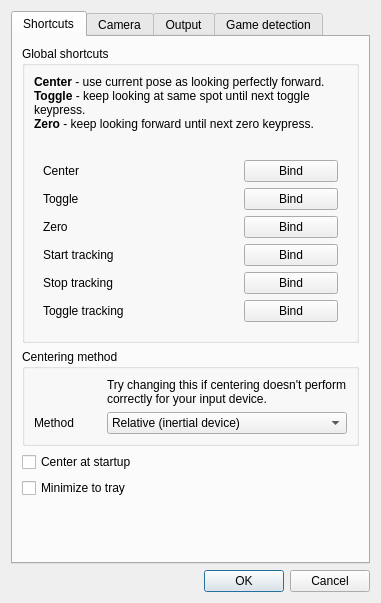
Qt form gui/settings.ui (opentrack/opentrack) before a commit.
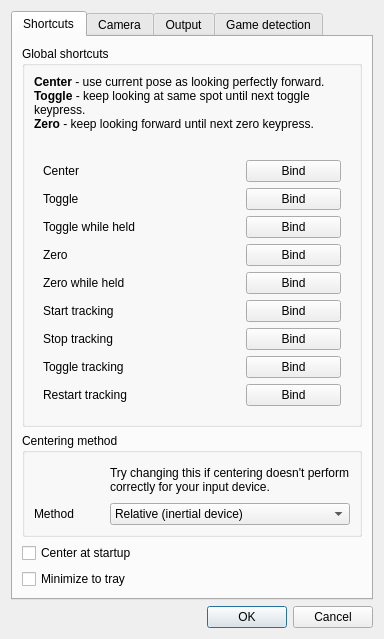
The same form after that commit. Icons and pictures are not drawn. Custom widgets are drawn as their Qt base class.

The edit to the form file:
```diff
--- a/gui/settings.ui
+++ b/gui/settings.ui
@@ -6,8 +6,8 @@
    <rect>
     <x>0</x>
     <y>0</y>
-    <width>381</width>
-    <height>603</height>
+    <width>384</width>
+    <height>639</height>
    </rect>
   </property>
   <property name="windowTitle">
@@ -62,14 +62,59 @@
              <string notr="true">QGroupBox { border: 0; }</string>
             </property>
             <layout class="QGridLayout" name="gridLayout_8">
-             <item row="8" column="2">
-              <widget class="QPushButton" name="bind_stop">
+             <item row="11" column="2">
+              <widget class="QPushButton" name="bind_toggle_tracking">
                <property name="text">
                 <string>Bind</string>
                </property>
               </widget>
              </item>
-             <item row="7" column="0">
+             <item row="11" column="0">
+              <widget class="QLabel" name="textLabel2_9">
+               <property name="text">
+                <string>Toggle tracking</string>
+               </property>
+               <property name="wordWrap">
+                <bool>false</bool>
+               </property>
+              </widget>
+             </item>
+             <item row="6" column="0">
+              <widget class="QLabel" name="label_27">
+               <property name="text">
+                <string>Toggle while held</string>
+               </property>
+              </widget>
+             </item>
+             <item row="9" column="1">
+              <widget class="QLabel" name="start_tracking_text">
+               <property name="text">
+                <string/>
+               </property>
+              </widget>
+             </item>
+             <item row="9" column="2">
+              <widget class="QPushButton" name="bind_start">
+               <property name="text">
+                <string>Bind</string>
+               </property>
+              </widget>
+             </item>
+             <item row="5" column="2">
+              <widget class="QPushButton" name="bind_toggle">
+               <property name="text">
+                <string>Bind</string>
+               </property>
+              </widget>
+             </item>
+             <item row="10" column="1">
+              <widget class="QLabel" name="stop_tracking_text">
+               <property name="text">
+                <string/>
+               </property>
+              </widget>
+             </item>
+             <item row="9" column="0">
               <widget class="QLabel" name="textLabel2_7">
                <property name="text">
                 <string>Start tracking</string>
@@ -79,7 +124,21 @@
                </property>
               </widget>
              </item>
-             <item row="8" column="0">
+             <item row="11" column="1">
+              <widget class="QLabel" name="toggle_tracking_text">
+               <property name="text">
+                <string/>
+               </property>
+              </widget>
+             </item>
+             <item row="10" column="2">
+              <widget class="QPushButton" name="bind_stop">
+               <property name="text">
+                <string>Bind</string>
+               </property>
+              </widget>
+             </item>
+             <item row="10" column="0">
               <widget class="QLabel" name="textLabel2_8">
                <property name="text">
                 <string>Stop tracking</string>
@@ -106,6 +165,13 @@
                </property>
               </widget>
              </item>
+             <item row="7" column="1">
+              <widget class="QLabel" name="zero_text">
+               <property name="text">
+                <string/>
+               </property>
+              </widget>
+             </item>
              <item row="5" column="1">
               <widget class="QLabel" name="toggle_text">
                <property name="text">
@@ -113,14 +179,7 @@
                </property>
               </widget>
              </item>
-             <item row="6" column="1">
-              <widget class="QLabel" name="zero_text">
-               <property name="text">
-                <string/>
-               </property>
-              </widget>
-             </item>
-             <item row="6" column="0">
+             <item row="7" column="0">
               <widget class="QLabel" name="textLabel2_6">
                <property name="text">
                 <string>Zero</string>
@@ -130,6 +189,13 @@
                </property>
               </widget>
              </item>
+             <item row="8" column="0">
+              <widget class="QLabel" name="label_28">
+               <property name="text">
+                <string>Zero while held</string>
+               </property>
+              </widget>
+             </item>
              <item row="0" column="2">
               <widget class="QPushButton" name="bind_center">
                <property name="text">
@@ -147,65 +213,65 @@
                </property>
               </widget>
              </item>
-             <item row="6" column="2">
-              <widget class="QPushButton" name="bind_zero">
-               <property name="text">
-                <string>Bind</string>
-               </property>
-              </widget>
-             </item>
-             <item row="5" column="2">
-              <widget class="QPushButton" name="bind_toggle">
-               <property name="text">
-                <string>Bind</string>
-               </property>
-              </widget>
-             </item>
              <item row="7" column="2">
-              <widget class="QPushButton" name="bind_start">
+              <widget class="QPushButton" name="bind_zero">
                <property name="text">
                 <string>Bind</string>
                </property>
               </widget>
              </item>
-             <item row="9" column="0">
-              <widget class="QLabel" name="textLabel2_9">
+             <item row="6" column="2">
+              <widget class="QPushButton" name="bind_toggle_held">
                <property name="text">
-                <string>Toggle tracking</string>
-               </property>
-               <property name="wordWrap">
-                <bool>false</bool>
-               </property>
-              </widget>
-             </item>
-             <item row="9" column="2">
-              <widget class="QPushButton" name="bind_toggle_tracking">
-               <property name="text">
                 <string>Bind</string>
                </property>
               </widget>
              </item>
-             <item row="7" column="1">
-              <widget class="QLabel" name="start_tracking_text">
-               <property name="text">
-                <string/>
-               </property>
-              </widget>
-             </item>
              <item row="8" column="1">
-              <widget class="QLabel" name="stop_tracking_text">
+              <widget class="QLabel" name="zero_held_text">
                <property name="text">
                 <string/>
                </property>
               </widget>
              </item>
-             <item row="9" column="1">
-              <widget class="QLabel" name="toggle_tracking_text">
+             <item row="8" column="2">
+              <widget class="QPushButton" name="bind_zero_held">
                <property name="text">
+                <string>Bind</string>
+               </property>
+              </widget>
+             </item>
+             <item row="6" column="1">
+              <widget class="QLabel" name="toggle_held_text">
+               <property name="text">
                 <string/>
                </property>
               </widget>
              </item>
+             <item row="12" column="0">
+              <widget class="QLabel" name="textLabel2_10">
+               <property name="text">
+                <string>Restart tracking</string>
+               </property>
+               <property name="wordWrap">
+                <bool>false</bool>
+               </property>
+              </widget>
+             </item>
+             <item row="12" column="1">
+              <widget class="QLabel" name="restart_tracking_text">
+               <property name="text">
+                <string/>
+               </property>
+              </widget>
+             </item>
+             <item row="12" column="2">
+              <widget class="QPushButton" name="bind_restart_tracking">
+               <property name="text">
+                <string>Bind</string>
+               </property>
+              </widget>
+             </item>
             </layout>
            </widget>
           </item>
@@ -266,19 +332,6 @@
          </property>
         </widget>
        </item>
-       <item>
-        <spacer name="verticalSpacer">
-         <property name="orientation">
-          <enum>Qt::Vertical</enum>
-         </property>
-         <property name="sizeHint" stdset="0">
-          <size>
-           <width>20</width>
-           <height>40</height>
-          </size>
-         </property>
-        </spacer>
-       </item>
       </layout>
      </widget>
      <widget class="QWidget" name="tab_3">
```
